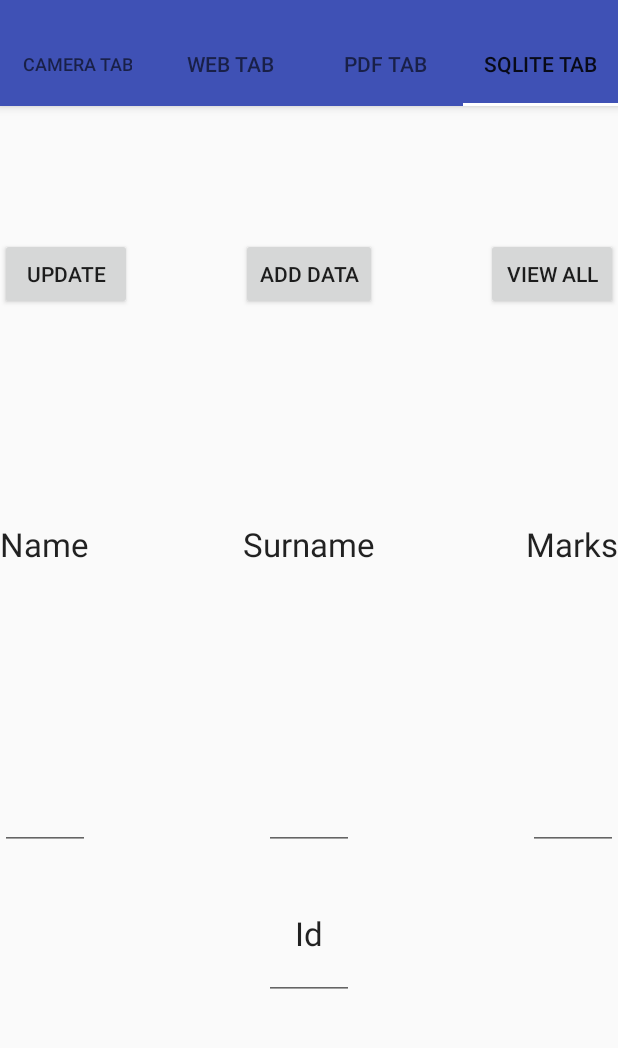
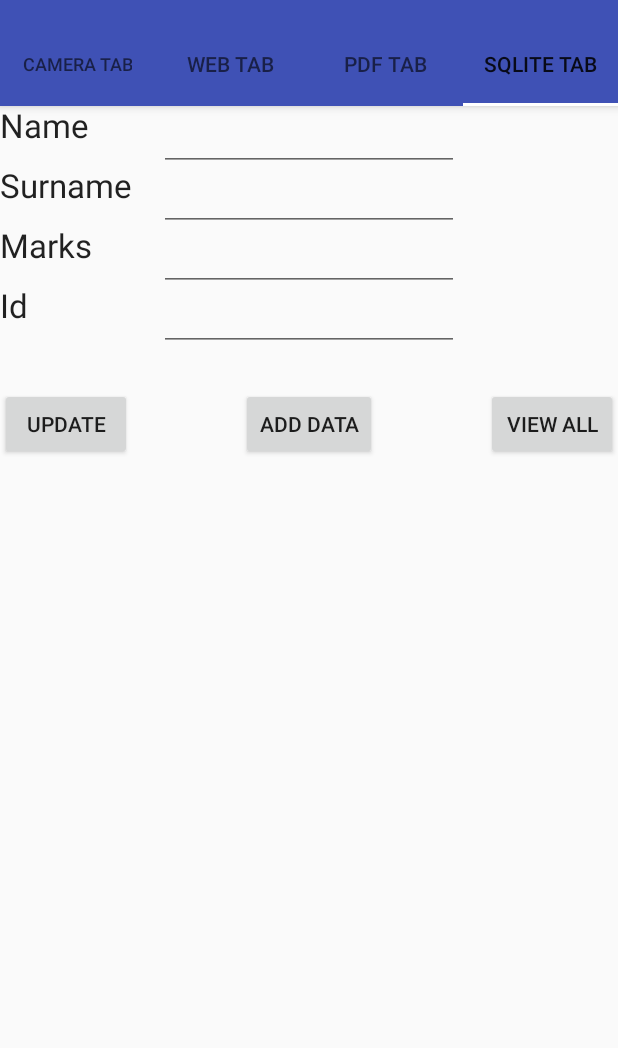
Before and after one commit to CamilleCastillo15/Android-project, an Android app: the screen it shows after launch (MainActivity), tab 4 chosen, on a phone screen of 412 x 824 dp, the part 62-1110 px from its top. Run offline under Robolectric (Android 15) with nearby library versions, the phone set to English and light mode, and no system bars.

Commit message:
changement direction textviews + editexts

```diff
--- a/src/main/java/com/camille/camille_castillo_projet_android_final/SQLiteFragment.java
+++ b/src/main/java/com/camille/camille_castillo_projet_android_final/SQLiteFragment.java
@@ -50,6 +50,7 @@ public class SQLiteFragment extends Fragment {
 
         AddData();
         viewAll();
+        UpdateData();
 
         return _vue;
     }
@@ -62,7 +63,13 @@ public class SQLiteFragment extends Fragment {
                     @Override
                     public void onClick(View v) {
 
-                        boolean isUpdated = myDb.updateData();
+                        boolean isUpdated = myDb.updateData(editTextId.getText().toString(),
+                                                            editName.getText().toString(),
+                                                            editSurname.getText().toString(),
+                                                            editMarks.getText().toString());
+
+                        if(isUpdated) Toast.makeText(getActivity(), "Les données sont mises à jour", Toast.LENGTH_LONG).show();
+                        else Toast.makeText(getActivity(), "Les données ne sont pas mises à jour", Toast.LENGTH_LONG).show();
 
                     }
                 }
--- a/src/main/res/layout/fragment_sqlite.xml
+++ b/src/main/res/layout/fragment_sqlite.xml
@@ -4,63 +4,12 @@
     android:layout_height="match_parent"
     tools:context="com.camille.camille_castillo_projet_android_final.SQLiteFragment">
 
-    <!-- TODO: Update blank fragment layout -->
-    <TextView
-        android:layout_width="match_parent"
-        android:layout_height="match_parent"
-        android:text="@string/hello_blank_fragment" />
-
-    <TextView
-        android:layout_width="wrap_content"
-        android:layout_height="wrap_content"
-        android:textAppearance="?android:attr/textAppearanceLarge"
-        android:text="Name"
-        android:id="@+id/textView"
-        android:layout_gravity="left|center_vertical" />
-
-    <TextView
-        android:layout_width="wrap_content"
-        android:layout_height="wrap_content"
-        android:textAppearance="?android:attr/textAppearanceLarge"
-        android:text="Surname"
-        android:id="@+id/textView2"
-        android:layout_gravity="center" />
-
-    <TextView
-        android:layout_width="wrap_content"
-        android:layout_height="wrap_content"
-        android:textAppearance="?android:attr/textAppearanceLarge"
-        android:text="Marks"
-        android:id="@+id/textView3"
-        android:layout_gravity="right|center_vertical" />
-
-    <EditText
-        android:layout_width="60dp"
-        android:layout_height="wrap_content"
-        android:id="@+id/editText_name"
-        android:layout_marginBottom="200dp"
-        android:layout_gravity="left|bottom" />
-
-    <EditText
-        android:layout_width="60dp"
-        android:layout_height="wrap_content"
-        android:id="@+id/editText_surname"
-        android:layout_marginBottom="200dp"
-        android:layout_gravity="center_horizontal|bottom" />
-
-    <EditText
-        android:layout_width="60dp"
-        android:layout_height="wrap_content"
-        android:id="@+id/editText_marks"
-        android:layout_marginBottom="200dp"
-        android:layout_gravity="right|bottom" />
-
     <Button
         android:layout_width="wrap_content"
         android:layout_height="wrap_content"
         android:text="Add Data"
         android:id="@+id/button_add"
-        android:layout_marginTop="200dp"
+        android:layout_marginTop="300dp"
         android:layout_gravity="center_horizontal|top" />
 
     <Button
@@ -68,7 +17,7 @@
         android:layout_height="wrap_content"
         android:text="View all"
         android:id="@+id/button_viewall"
-        android:layout_marginTop="200dp"
+        android:layout_marginTop="300dp"
         android:layout_gravity="right|top" />
 
     <Button
@@ -76,23 +25,71 @@
         android:layout_height="wrap_content"
         android:text="Update"
         android:id="@+id/button_update"
-        android:layout_marginTop="200dp"
+        android:layout_marginTop="300dp"
         android:layout_gravity="left|top" />
 
-    <EditText
-        android:layout_width="60dp"
-        android:layout_height="wrap_content"
-        android:id="@+id/editText_id"
-        android:layout_marginBottom="100dp"
-        android:layout_gravity="center_horizontal|bottom" />
+    <TextView
+        android:layout_width="match_parent"
+        android:layout_height="40dp"
+        android:textAppearance="?android:attr/textAppearanceLarge"
+        android:text="Name"
+        android:id="@+id/textView"
+        android:layout_marginTop="110dp"
+        android:layout_gravity="left|top" />
+
+    <TextView
+        android:layout_width="match_parent"
+        android:layout_height="40dp"
+        android:textAppearance="?android:attr/textAppearanceLarge"
+        android:text="Surname"
+        android:id="@+id/textView2"
+        android:layout_marginTop="150dp"
+        android:layout_gravity="left|top" />
+
+    <TextView
+        android:layout_width="match_parent"
+        android:layout_height="40dp"
+        android:textAppearance="?android:attr/textAppearanceLarge"
+        android:text="Marks"
+        android:id="@+id/textView3"
+        android:layout_marginTop="190dp"
+        android:layout_gravity="left|top" />
 
     <TextView
         android:layout_width="wrap_content"
-        android:layout_height="wrap_content"
+        android:layout_height="40dp"
         android:textAppearance="?android:attr/textAppearanceLarge"
         android:text="Id"
         android:id="@+id/textView_id"
-        android:layout_marginBottom="130dp"
-        android:layout_gravity="center_horizontal|bottom" />
+        android:layout_marginTop="230dp"
+        android:layout_gravity="top|left|center_horizontal" />
+
+    <EditText
+        android:layout_width="200dp"
+        android:layout_height="wrap_content"
+        android:id="@+id/editText_name"
+        android:layout_marginTop="110dp"
+        android:layout_gravity="center_horizontal|top" />
+
+    <EditText
+        android:layout_width="200dp"
+        android:layout_height="wrap_content"
+        android:id="@+id/editText_surname"
+        android:layout_marginTop="150dp"
+        android:layout_gravity="center_horizontal|top" />
+
+    <EditText
+        android:layout_width="200dp"
+        android:layout_height="wrap_content"
+        android:id="@+id/editText_marks"
+        android:layout_marginTop="190dp"
+        android:layout_gravity="center_horizontal|top" />
+
+    <EditText
+        android:layout_width="200dp"
+        android:layout_height="wrap_content"
+        android:id="@+id/editText_id"
+        android:layout_marginTop="230dp"
+        android:layout_gravity="center_horizontal|top" />
 
 </FrameLayout>
```
